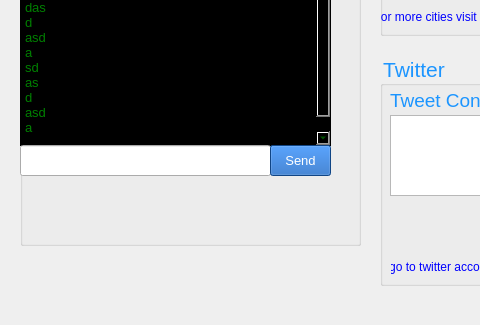
Qt form MainWindow.ui (avni25/twit-ard-con) before a commit; both pictures show x 0 to 480 and y 245 to 570 of the 652 by 570 pixel window.
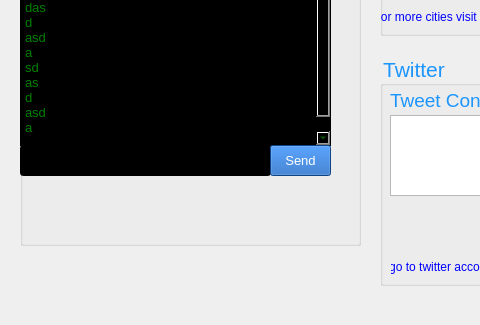
The same form after that commit. Icons and pictures are not drawn.

```diff
--- a/MainWindow.ui
+++ b/MainWindow.ui
@@ -606,6 +606,10 @@
        <pointsize>12</pointsize>
       </font>
      </property>
+     <property name="styleSheet">
+      <string notr="true">color: green;
+background-color: black;</string>
+     </property>
     </widget>
     <widget class="QLabel" name="lbl_connecton_status">
      <property name="enabled">
```
